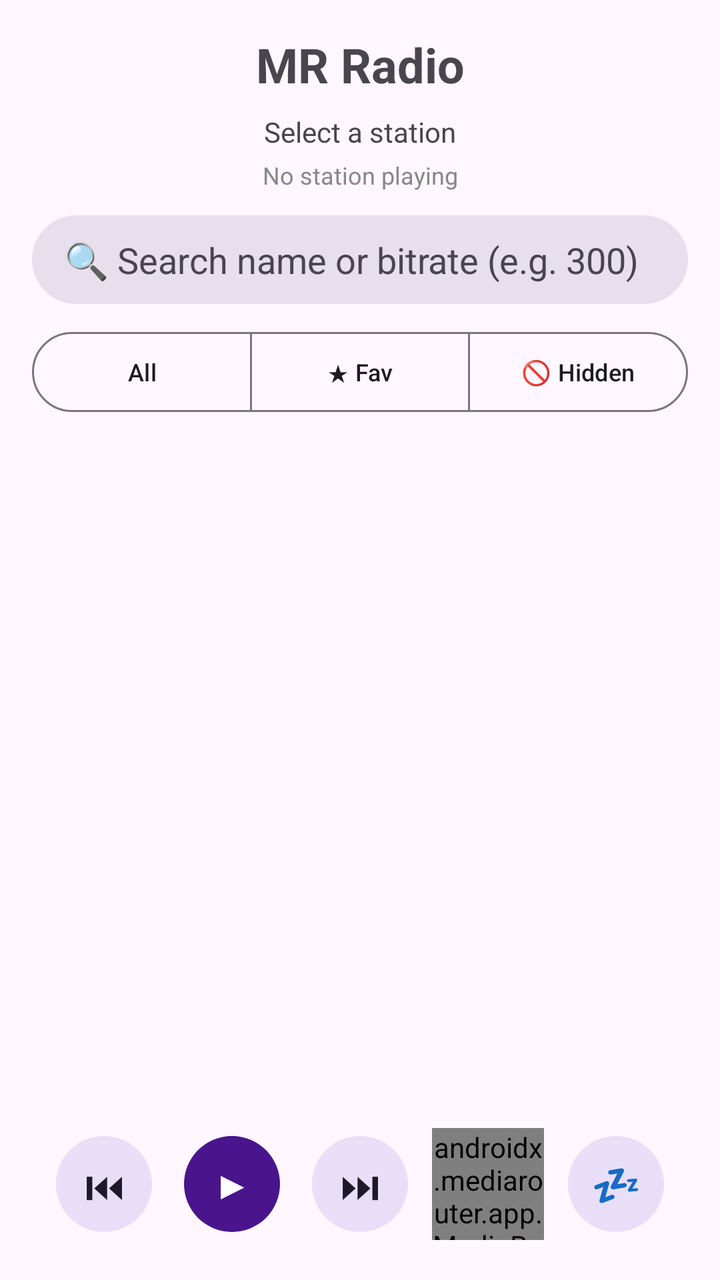
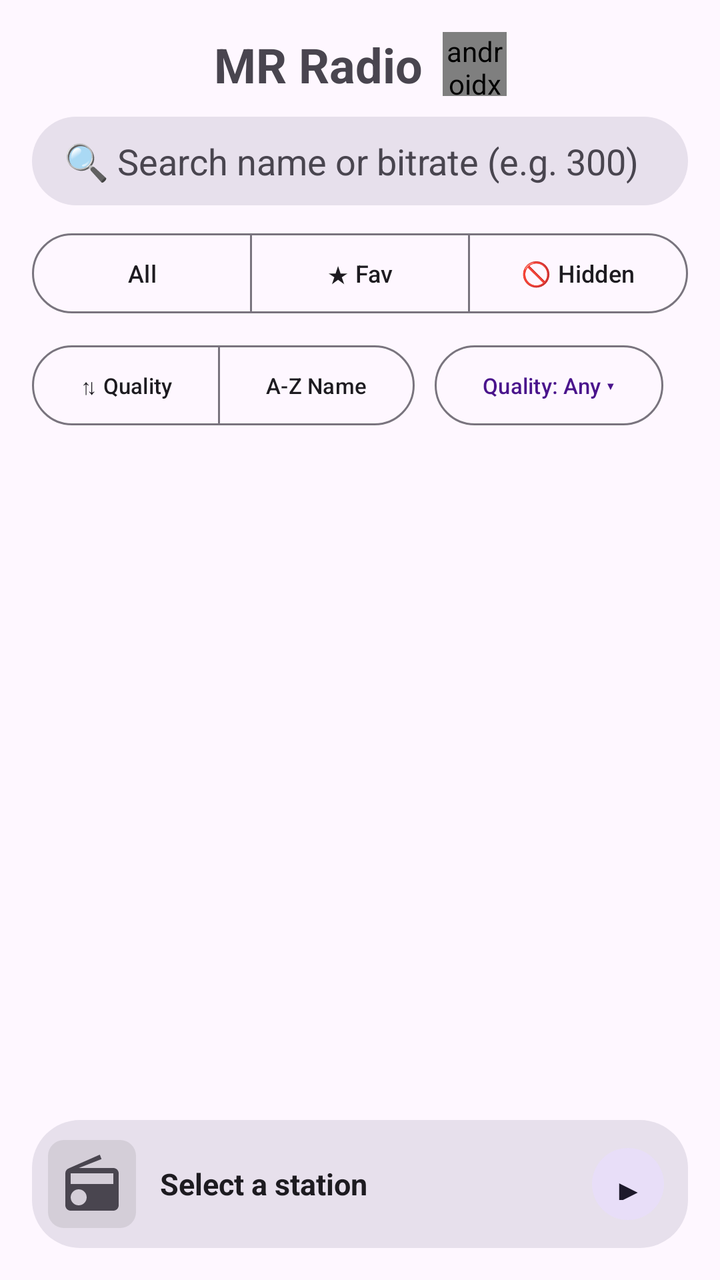

Two renders of the same Android screen: before a commit and after it. Below are the layout's source before the change and the commit's diff.
<!-- AndroidManifest.xml: application theme Theme.TamilFmRadio -->
<!-- res/layout/activity_main.xml -->
<?xml version="1.0" encoding="utf-8"?>
<androidx.constraintlayout.widget.ConstraintLayout xmlns:android="http://schemas.android.com/apk/res/android"
    xmlns:app="http://schemas.android.com/apk/res-auto"
    android:id="@+id/rootLayout"
    android:layout_width="match_parent"
    android:layout_height="match_parent"
    android:padding="16dp">

    <TextView
        android:id="@+id/titleText"
        android:layout_width="0dp"
        android:layout_height="wrap_content"
        android:text="@string/app_name"
        android:textSize="24sp"
        android:textStyle="bold"
        android:gravity="center"
        app:layout_constraintTop_toTopOf="parent"
        app:layout_constraintStart_toStartOf="parent"
        app:layout_constraintEnd_toEndOf="parent" />

    <ProgressBar
        android:id="@+id/loadingSpinner"
        android:layout_width="wrap_content"
        android:layout_height="wrap_content"
        android:visibility="gone"
        app:layout_constraintTop_toBottomOf="@id/titleText"
        app:layout_constraintStart_toStartOf="parent"
        app:layout_constraintEnd_toEndOf="parent" />

    <TextView
        android:id="@+id/statusText"
        android:layout_width="0dp"
        android:layout_height="wrap_content"
        android:text="Select a station"
        android:layout_marginTop="8dp"
        android:gravity="center"
        app:layout_constraintTop_toBottomOf="@id/loadingSpinner"
        app:layout_constraintStart_toStartOf="parent"
        app:layout_constraintEnd_toEndOf="parent" />

    <TextView
        android:id="@+id/metadataText"
        android:layout_width="0dp"
        android:layout_height="wrap_content"
        android:text="No station playing"
        android:layout_marginTop="4dp"
        android:gravity="center"
        android:textSize="12sp"
        android:textColor="#888888"
        app:layout_constraintTop_toBottomOf="@id/statusText"
        app:layout_constraintStart_toStartOf="parent"
        app:layout_constraintEnd_toEndOf="parent" />

    <EditText
        android:id="@+id/searchInput"
        android:layout_width="0dp"
        android:layout_height="wrap_content"
        android:layout_marginTop="12dp"
        android:hint="🔍 Search name or bitrate (e.g. 300)"
        android:inputType="text"
        android:maxLines="1"
        android:imeOptions="actionSearch"
        android:paddingStart="16dp"
        android:paddingEnd="16dp"
        android:paddingTop="10dp"
        android:paddingBottom="10dp"
        android:background="@drawable/search_field_background"
        android:textColor="?attr/colorOnSurfaceVariant"
        android:textColorHint="?attr/colorOnSurfaceVariant"
        app:layout_constraintTop_toBottomOf="@id/metadataText"
        app:layout_constraintStart_toStartOf="parent"
        app:layout_constraintEnd_toEndOf="parent" />

    <com.google.android.material.button.MaterialButtonToggleGroup
        android:id="@+id/stationFilterToggle"
        android:layout_width="0dp"
        android:layout_height="wrap_content"
        android:layout_marginTop="10dp"
        app:selectionRequired="true"
        app:singleSelection="true"
        app:layout_constraintTop_toBottomOf="@id/searchInput"
        app:layout_constraintStart_toStartOf="parent"
        app:layout_constraintEnd_toEndOf="parent">

        <com.google.android.material.button.MaterialButton
            android:id="@+id/showAllButton"
            style="@style/Widget.Material3.Button.OutlinedButton"
            android:layout_width="0dp"
            android:layout_height="wrap_content"
            android:layout_weight="1"
            android:checked="true"
            android:textSize="12sp"
            android:paddingStart="4dp"
            android:paddingEnd="4dp"
            android:text="All" />

        <com.google.android.material.button.MaterialButton
            android:id="@+id/showFavoritesButton"
            style="@style/Widget.Material3.Button.OutlinedButton"
            android:layout_width="0dp"
            android:layout_height="wrap_content"
            android:layout_weight="1"
            android:textSize="12sp"
            android:paddingStart="4dp"
            android:paddingEnd="4dp"
            android:text="★ Fav" />

        <com.google.android.material.button.MaterialButton
            android:id="@+id/showHiddenButton"
            style="@style/Widget.Material3.Button.OutlinedButton"
            android:layout_width="0dp"
            android:layout_height="wrap_content"
            android:layout_weight="1"
            android:textSize="12sp"
            android:paddingStart="4dp"
            android:paddingEnd="4dp"
            android:text="🚫 Hidden" />

    </com.google.android.material.button.MaterialButtonToggleGroup>

    <androidx.recyclerview.widget.RecyclerView
        android:id="@+id/stationList"
        android:layout_width="0dp"
        android:layout_height="0dp"
        android:layout_marginTop="12dp"
        app:layout_constraintTop_toBottomOf="@id/stationFilterToggle"
        app:layout_constraintBottom_toTopOf="@id/controlsLayout"
        app:layout_constraintStart_toStartOf="parent"
        app:layout_constraintEnd_toEndOf="parent" />

    <LinearLayout
        android:id="@+id/controlsLayout"
        android:layout_width="0dp"
        android:layout_height="wrap_content"
        android:orientation="horizontal"
        android:gravity="center"
        app:layout_constraintBottom_toBottomOf="parent"
        app:layout_constraintStart_toStartOf="parent"
        app:layout_constraintEnd_toEndOf="parent">

        <com.google.android.material.button.MaterialButton
            android:id="@+id/prevButton"
            style="@style/Widget.Material3.Button.IconButton.Filled.Tonal"
            android:layout_width="56dp"
            android:layout_height="56dp"
            android:layout_margin="4dp"
            android:text="⏮"
            android:textSize="20sp" />

        <com.google.android.material.button.MaterialButton
            android:id="@+id/playButton"
            style="@style/Widget.Material3.Button.IconButton.Filled"
            android:layout_width="56dp"
            android:layout_height="56dp"
            android:layout_margin="4dp"
            android:text="▶"
            android:textSize="20sp" />

        <com.google.android.material.button.MaterialButton
            android:id="@+id/nextButton"
            style="@style/Widget.Material3.Button.IconButton.Filled.Tonal"
            android:layout_width="56dp"
            android:layout_height="56dp"
            android:layout_margin="4dp"
            android:text="⏭"
            android:textSize="20sp" />

        <androidx.mediarouter.app.MediaRouteButton
            android:id="@+id/castButton"
            android:layout_width="56dp"
            android:layout_height="56dp"
            android:layout_margin="4dp"
            android:mediaRouteTypes="user" />

        <com.google.android.material.button.MaterialButton
            android:id="@+id/sleepTimerButton"
            style="@style/Widget.Material3.Button.IconButton.Filled.Tonal"
            android:layout_width="56dp"
            android:layout_height="56dp"
            android:layout_margin="4dp"
            android:text="💤"
            android:textSize="20sp" />

    </LinearLayout>

</androidx.constraintlayout.widget.ConstraintLayout>
<!-- resources referenced by this layout -->
<resources>
  <!-- drawable search_field_background (drawable) -->
  <?xml version="1.0" encoding="utf-8"?>
  <shape xmlns:android="http://schemas.android.com/apk/res/android"
      android:shape="rectangle">
      <corners android:radius="24dp" />
      <solid android:color="?attr/colorSurfaceVariant" />
  </shape>
  <string name="app_name">MR Radio</string>
  <style name="Theme.TamilFmRadio" parent="Theme.Material3.DayNight.NoActionBar">
          <item name="colorPrimary">#4A148C</item>
          <item name="colorPrimaryVariant">#6A1B9A</item>
          <item name="colorSecondary">#FF6F00</item>
          <item name="android:statusBarColor">#4A148C</item>
      </style>
</resources>

<!-- the commit's change to res/layout/activity_main.xml (unified diff, before → after) -->
@@ -6,56 +6,39 @@
     android:layout_height="match_parent"
     android:padding="16dp">
 
-    <TextView
-        android:id="@+id/titleText"
-        android:layout_width="0dp"
-        android:layout_height="wrap_content"
-        android:text="@string/app_name"
-        android:textSize="24sp"
-        android:textStyle="bold"
-        android:gravity="center"
-        app:layout_constraintTop_toTopOf="parent"
-        app:layout_constraintStart_toStartOf="parent"
-        app:layout_constraintEnd_toEndOf="parent" />
-
-    <ProgressBar
-        android:id="@+id/loadingSpinner"
+    <LinearLayout
+        android:id="@+id/titleRow"
         android:layout_width="wrap_content"
         android:layout_height="wrap_content"
-        android:visibility="gone"
-        app:layout_constraintTop_toBottomOf="@id/titleText"
-        app:layout_constraintStart_toStartOf="parent"
-        app:layout_constraintEnd_toEndOf="parent" />
-
-    <TextView
-        android:id="@+id/statusText"
-        android:layout_width="0dp"
-        android:layout_height="wrap_content"
-        android:text="Select a station"
-        android:layout_marginTop="8dp"
-        android:gravity="center"
-        app:layout_constraintTop_toBottomOf="@id/loadingSpinner"
-        app:layout_constraintStart_toStartOf="parent"
-        app:layout_constraintEnd_toEndOf="parent" />
-
-    <TextView
-        android:id="@+id/metadataText"
-        android:layout_width="0dp"
-        android:layout_height="wrap_content"
-        android:text="No station playing"
-        android:layout_marginTop="4dp"
-        android:gravity="center"
-        android:textSize="12sp"
-        android:textColor="#888888"
-        app:layout_constraintTop_toBottomOf="@id/statusText"
-        app:layout_constraintStart_toStartOf="parent"
-        app:layout_constraintEnd_toEndOf="parent" />
+        android:orientation="horizontal"
+        android:gravity="center_vertical"
+        app:layout_constraintTop_toTopOf="parent"
+        app:layout_constraintStart_toStartOf="parent"
+        app:layout_constraintEnd_toEndOf="parent">
+
+        <TextView
+            android:id="@+id/titleText"
+            android:layout_width="wrap_content"
+            android:layout_height="wrap_content"
+            android:text="@string/app_name"
+            android:textSize="24sp"
+            android:textStyle="bold"
+            android:gravity="center" />
+
+        <androidx.mediarouter.app.MediaRouteButton
+            android:id="@+id/topCastButton"
+            android:layout_width="32dp"
+            android:layout_height="32dp"
+            android:layout_marginStart="10dp"
+            android:mediaRouteTypes="user" />
+
+    </LinearLayout>
 
     <EditText
         android:id="@+id/searchInput"
         android:layout_width="0dp"
         android:layout_height="wrap_content"
-        android:layout_marginTop="12dp"
+        android:layout_marginTop="10dp"
         android:hint="🔍 Search name or bitrate (e.g. 300)"
         android:inputType="text"
         android:maxLines="1"
@@ -67,7 +50,7 @@
         android:background="@drawable/search_field_background"
         android:textColor="?attr/colorOnSurfaceVariant"
         android:textColorHint="?attr/colorOnSurfaceVariant"
-        app:layout_constraintTop_toBottomOf="@id/metadataText"
+        app:layout_constraintTop_toBottomOf="@id/titleRow"
         app:layout_constraintStart_toStartOf="parent"
         app:layout_constraintEnd_toEndOf="parent" />
 
@@ -88,7 +71,6 @@
             android:layout_width="0dp"
             android:layout_height="wrap_content"
             android:layout_weight="1"
-            android:checked="true"
             android:textSize="12sp"
             android:paddingStart="4dp"
             android:paddingEnd="4dp"
@@ -100,6 +82,7 @@
             android:layout_width="0dp"
             android:layout_height="wrap_content"
             android:layout_weight="1"
+            android:checked="true"
             android:textSize="12sp"
             android:paddingStart="4dp"
             android:paddingEnd="4dp"
@@ -118,69 +101,277 @@
 
     </com.google.android.material.button.MaterialButtonToggleGroup>
 
+    <HorizontalScrollView
+        android:id="@+id/sortFilterScroll"
+        android:layout_width="0dp"
+        android:layout_height="wrap_content"
+        android:layout_marginTop="8dp"
+        android:scrollbars="none"
+        app:layout_constraintTop_toBottomOf="@id/stationFilterToggle"
+        app:layout_constraintStart_toStartOf="parent"
+        app:layout_constraintEnd_toEndOf="parent">
+
+        <LinearLayout
+            android:layout_width="wrap_content"
+            android:layout_height="wrap_content"
+            android:orientation="horizontal"
+            android:gravity="center_vertical">
+
+            <com.google.android.material.button.MaterialButtonToggleGroup
+                android:id="@+id/sortToggle"
+                android:layout_width="wrap_content"
+                android:layout_height="wrap_content"
+                app:selectionRequired="false"
+                app:singleSelection="true">
+
+                <com.google.android.material.button.MaterialButton
+                    android:id="@+id/sortByQualityButton"
+                    style="@style/Widget.Material3.Button.OutlinedButton"
+                    android:layout_width="wrap_content"
+                    android:layout_height="wrap_content"
+                    android:textSize="11sp"
+                    android:paddingStart="10dp"
+                    android:paddingEnd="10dp"
+                    android:text="⇅ Quality" />
+
+                <com.google.android.material.button.MaterialButton
+                    android:id="@+id/sortByNameButton"
+                    style="@style/Widget.Material3.Button.OutlinedButton"
+                    android:layout_width="wrap_content"
+                    android:layout_height="wrap_content"
+                    android:textSize="11sp"
+                    android:paddingStart="10dp"
+                    android:paddingEnd="10dp"
+                    android:text="A-Z Name" />
+
+            </com.google.android.material.button.MaterialButtonToggleGroup>
+
+            <View
+                android:layout_width="10dp"
+                android:layout_height="1dp" />
+
+            <com.google.android.material.button.MaterialButton
+                android:id="@+id/qualityFilterButton"
+                style="@style/Widget.Material3.Button.OutlinedButton"
+                android:layout_width="wrap_content"
+                android:layout_height="wrap_content"
+                android:textSize="11sp"
+                android:paddingStart="10dp"
+                android:paddingEnd="10dp"
+                android:text="Quality: Any ▾" />
+
+        </LinearLayout>
+
+    </HorizontalScrollView>
+
     <androidx.recyclerview.widget.RecyclerView
         android:id="@+id/stationList"
         android:layout_width="0dp"
         android:layout_height="0dp"
-        android:layout_marginTop="12dp"
-        app:layout_constraintTop_toBottomOf="@id/stationFilterToggle"
-        app:layout_constraintBottom_toTopOf="@id/controlsLayout"
+        android:layout_marginTop="10dp"
+        app:layout_constraintTop_toBottomOf="@id/sortFilterScroll"
+        app:layout_constraintBottom_toTopOf="@id/miniPlayerBar"
         app:layout_constraintStart_toStartOf="parent"
         app:layout_constraintEnd_toEndOf="parent" />
 
+    
     <LinearLayout
-        android:id="@+id/controlsLayout"
-        android:layout_width="0dp"
-        android:layout_height="wrap_content"
+        android:id="@+id/miniPlayerBar"
+        android:layout_width="0dp"
+        android:layout_height="64dp"
+        android:layout_marginTop="10dp"
         android:orientation="horizontal"
-        android:gravity="center"
+        android:gravity="center_vertical"
+        android:paddingStart="8dp"
+        android:paddingEnd="8dp"
+        android:background="@drawable/search_field_background"
+        android:clickable="true"
+        android:focusable="true"
         app:layout_constraintBottom_toBottomOf="parent"
         app:layout_constraintStart_toStartOf="parent"
         app:layout_constraintEnd_toEndOf="parent">
 
-        <com.google.android.material.button.MaterialButton
-            android:id="@+id/prevButton"
+        <ImageView
+            android:id="@+id/miniStationLogo"
+            android:layout_width="44dp"
+            android:layout_height="44dp"
+            android:layout_marginEnd="12dp"
+            android:background="@drawable/logo_background"
+            android:padding="6dp"
+            android:scaleType="centerCrop"
+            android:contentDescription="@null"
+            android:src="@drawable/ic_radio_placeholder" />
+
+        
+        <ProgressBar
+            android:id="@+id/loadingSpinner"
+            style="?android:attr/progressBarStyleSmall"
+            android:layout_width="20dp"
+            android:layout_height="20dp"
+            android:layout_marginEnd="8dp"
+            android:visibility="gone" />
+
+        <TextView
+            android:id="@+id/miniStationTitle"
+            android:layout_width="0dp"
+            android:layout_height="wrap_content"
+            android:layout_weight="1"
+            android:text="Select a station"
+            android:textStyle="bold"
+            android:textSize="15sp"
+            android:textColor="?android:attr/textColorPrimary"
+            android:maxLines="1"
+            android:ellipsize="end" />
+
+        <com.google.android.material.button.MaterialButton
+            android:id="@+id/miniPlayPauseButton"
             style="@style/Widget.Material3.Button.IconButton.Filled.Tonal"
-            android:layout_width="56dp"
-            android:layout_height="56dp"
-            android:layout_margin="4dp"
-            android:text="⏮"
-            android:textSize="20sp" />
-
-        <com.google.android.material.button.MaterialButton
-            android:id="@+id/playButton"
-            style="@style/Widget.Material3.Button.IconButton.Filled"
-            android:layout_width="56dp"
-            android:layout_height="56dp"
-            android:layout_margin="4dp"
+            android:layout_width="44dp"
+            android:layout_height="44dp"
             android:text="▶"
-            android:textSize="20sp" />
-
-        <com.google.android.material.button.MaterialButton
-            android:id="@+id/nextButton"
-            style="@style/Widget.Material3.Button.IconButton.Filled.Tonal"
-            android:layout_width="56dp"
-            android:layout_height="56dp"
-            android:layout_margin="4dp"
-            android:text="⏭"
-            android:textSize="20sp" />
-
-        <androidx.mediarouter.app.MediaRouteButton
-            android:id="@+id/castButton"
-            android:layout_width="56dp"
-            android:layout_height="56dp"
-            android:layout_margin="4dp"
-            android:mediaRouteTypes="user" />
-
-        <com.google.android.material.button.MaterialButton
-            android:id="@+id/sleepTimerButton"
-            style="@style/Widget.Material3.Button.IconButton.Filled.Tonal"
-            android:layout_width="56dp"
-            android:layout_height="56dp"
-            android:layout_margin="4dp"
-            android:text="💤"
-            android:textSize="20sp" />
+            android:textSize="16sp" />
 
     </LinearLayout>
 
+    
+    <androidx.constraintlayout.widget.ConstraintLayout
+        android:id="@+id/nowPlayingOverlay"
+        android:layout_width="0dp"
+        android:layout_height="0dp"
+        android:background="?attr/colorSurface"
+        android:visibility="gone"
+        android:elevation="8dp"
+        app:layout_constraintTop_toTopOf="parent"
+        app:layout_constraintBottom_toBottomOf="parent"
+        app:layout_constraintStart_toStartOf="parent"
+        app:layout_constraintEnd_toEndOf="parent">
+
+        <com.google.android.material.button.MaterialButton
+            android:id="@+id/collapseNowPlayingButton"
+            style="@style/Widget.Material3.Button.IconButton"
+            android:layout_width="wrap_content"
+            android:layout_height="wrap_content"
+            android:text="✕"
+            android:textColor="@android:color/white"
+            android:textSize="18sp"
+            app:layout_constraintTop_toTopOf="parent"
+            app:layout_constraintStart_toStartOf="parent" />
+
+        <com.google.android.material.button.MaterialButton
+            android:id="@+id/fullFavoriteButton"
+            style="@style/Widget.Material3.Button.IconButton"
+            android:layout_width="wrap_content"
+            android:layout_height="wrap_content"
+            android:text="☆"
+            android:textColor="@android:color/white"
+            android:textSize="22sp"
+            app:layout_constraintTop_toTopOf="parent"
+            app:layout_constraintEnd_toEndOf="parent" />
+
+        <ImageView
+            android:id="@+id/bigStationLogo"
+            android:layout_width="0dp"
+            android:layout_height="0dp"
+            android:layout_marginStart="32dp"
+            android:layout_marginEnd="32dp"
+            android:layout_marginTop="24dp"
+            android:background="@drawable/logo_background"
+            android:padding="24dp"
+            android:scaleType="centerCrop"
+            android:contentDescription="@null"
+            android:src="@drawable/ic_radio_placeholder"
+            app:layout_constraintDimensionRatio="1:1"
+            app:layout_constraintTop_toBottomOf="@id/collapseNowPlayingButton"
+            app:layout_constraintBottom_toTopOf="@id/statusText"
+            app:layout_constraintStart_toStartOf="parent"
+            app:layout_constraintEnd_toEndOf="parent"
+            app:layout_constraintWidth_max="320dp" />
+
+        <TextView
+            android:id="@+id/statusText"
+            android:layout_width="0dp"
+            android:layout_height="wrap_content"
+            android:layout_marginTop="24dp"
+            android:text="Select a station"
+            android:gravity="center"
+            android:textSize="19sp"
+            android:textStyle="bold"
+            app:layout_constraintTop_toBottomOf="@id/bigStationLogo"
+            app:layout_constraintBottom_toTopOf="@id/metadataText"
+            app:layout_constraintStart_toStartOf="parent"
+            app:layout_constraintEnd_toEndOf="parent" />
+
+        <TextView
+            android:id="@+id/metadataText"
+            android:layout_width="0dp"
+            android:layout_height="wrap_content"
+            android:layout_marginTop="4dp"
+            android:text="No station playing"
+            android:gravity="center"
+            android:textSize="13sp"
+            android:textColor="#888888"
+            app:layout_constraintTop_toBottomOf="@id/statusText"
+            app:layout_constraintBottom_toTopOf="@id/controlsLayout"
+            app:layout_constraintStart_toStartOf="parent"
+            app:layout_constraintEnd_toEndOf="parent" />
+
+        <LinearLayout
+            android:id="@+id/controlsLayout"
+            android:layout_width="0dp"
+            android:layout_height="wrap_content"
+            android:layout_marginTop="16dp"
+            android:layout_marginBottom="16dp"
+            android:orientation="horizontal"
+            android:gravity="center"
+            app:layout_constraintBottom_toBottomOf="parent"
+            app:layout_constraintStart_toStartOf="parent"
+            app:layout_constraintEnd_toEndOf="parent">
+
+            <com.google.android.material.button.MaterialButton
+                android:id="@+id/prevButton"
+                style="@style/Widget.Material3.Button.IconButton.Filled.Tonal"
+                android:layout_width="56dp"
+                android:layout_height="56dp"
+                android:layout_margin="4dp"
+                android:text="⏮"
+                android:textSize="20sp" />
+
+            <com.google.android.material.button.MaterialButton
+                android:id="@+id/playButton"
+                style="@style/Widget.Material3.Button.IconButton.Filled"
+                android:layout_width="56dp"
+                android:layout_height="56dp"
+                android:layout_margin="4dp"
+                android:text="▶"
+                android:textSize="20sp" />
+
+            <com.google.android.material.button.MaterialButton
+                android:id="@+id/nextButton"
+                style="@style/Widget.Material3.Button.IconButton.Filled.Tonal"
+                android:layout_width="56dp"
+                android:layout_height="56dp"
+                android:layout_margin="4dp"
+                android:text="⏭"
+                android:textSize="20sp" />
+
+            <androidx.mediarouter.app.MediaRouteButton
+                android:id="@+id/castButton"
+                android:layout_width="56dp"
+                android:layout_height="56dp"
+                android:layout_margin="4dp"
+                android:mediaRouteTypes="user" />
+
+            <com.google.android.material.button.MaterialButton
+                android:id="@+id/sleepTimerButton"
+                style="@style/Widget.Material3.Button.IconButton.Filled.Tonal"
+                android:layout_width="56dp"
+                android:layout_height="56dp"
+                android:layout_margin="4dp"
+                android:text="💤"
+                android:textSize="20sp" />
+
+        </LinearLayout>
+
+    </androidx.constraintlayout.widget.ConstraintLayout>
+
 </androidx.constraintlayout.widget.ConstraintLayout>
<!-- resource entries referenced after the edit -->
@@ -1,5 +1,23 @@
 <!-- resources referenced by this layout -->
 <resources>
+  <!-- drawable ic_radio_placeholder (drawable) -->
+  <vector xmlns:android="http://schemas.android.com/apk/res/android"
+      android:width="24dp"
+      android:height="24dp"
+      android:viewportWidth="24"
+      android:viewportHeight="24"
+      android:tint="?attr/colorOnSurfaceVariant">
+      <path
+          android:fillColor="@android:color/white"
+          android:pathData="M3.24,6.15C2.51,6.43 2,7.17 2,8v12c0,1.1 0.89,2 2,2h16c1.11,0 2,-0.9 2,-2V8c0,-1.1 -0.89,-2 -2,-2H7.05l8.52,-3.34L14.93,1 3.24,6.15zM7,20c-1.66,0 -3,-1.34 -3,-3s1.34,-3 3,-3 3,1.34 3,3 -1.34,3 -3,3zM20,12H4V8h16v4z" />
+  </vector>
+  <!-- drawable logo_background (drawable) -->
+  <?xml version="1.0" encoding="utf-8"?>
+  <shape xmlns:android="http://schemas.android.com/apk/res/android"
+      android:shape="rectangle">
+      <solid android:color="#33888888" />
+      <corners android:radius="8dp" />
+  </shape>
   <!-- drawable search_field_background (drawable) -->
   <?xml version="1.0" encoding="utf-8"?>
   <shape xmlns:android="http://schemas.android.com/apk/res/android"
